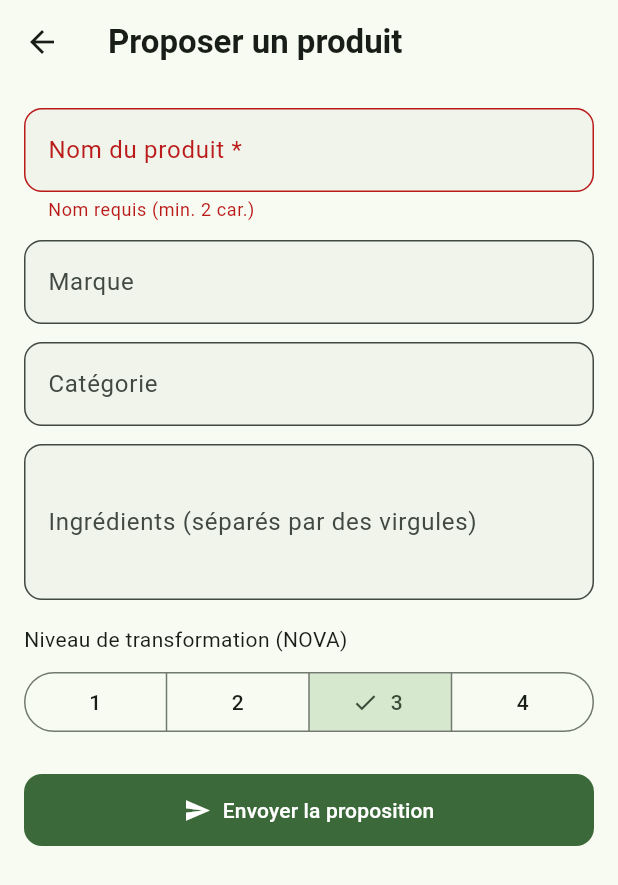
After one commit to dmayssa220-cpu/product-scanner, a Flutter app: the SubmissionFormView screen opened directly, after a tap on "Envoyer la proposition", on a phone screen of 412 x 824 dp. The commit adds this screen. Shown: the top 885 px of the screen. Run offline on Flutter 3.47's test engine with Material 3 defaults, Android fonts, the phone set to English and light mode, and no system bars; our stand-ins replace go_router, image_picker, material_ui, shared_preferences; missing offline and left inert: mobile_scanner; accounts and stored records are empty; network calls fail.

Commit message:
feat(mobile): formulaire de contribution et écran admin de modération

```diff
--- a/mobile/lib/core/router.dart
+++ b/mobile/lib/core/router.dart
@@ -1,6 +1,7 @@
 import 'package:go_router/go_router.dart';
 import '../data/models/product.dart';
 import '../data/repositories/auth_repository.dart';
+import '../data/ui/submissions/admin_view.dart';
 import '../data/ui/auth/auth_view.dart';
 import '../data/ui/favorites/favorites_view.dart';
 import '../data/ui/home/home_view.dart';
@@ -25,6 +26,10 @@ GoRouter buildRouter(AuthRepository authRepo) {
     routes: [
       GoRoute(path: '/auth', builder: (context, state) => const AuthView()),
       GoRoute(path: '/', builder: (context, state) => const HomeView()),
+      GoRoute(
+        path: '/admin/submissions',
+        builder: (_, __) => const SubmissionsAdminView(),
+      ),
       GoRoute(path: '/scan', builder: (context, state) => const ScanView()),
       GoRoute(path: '/search', builder: (context, state) => const SearchView()),
       GoRoute(path: '/favorites', builder: (_, __) => const FavoritesView()),
--- a/mobile/lib/data/repositories/auth_repository.dart
+++ b/mobile/lib/data/repositories/auth_repository.dart
@@ -20,5 +20,10 @@ class AuthRepository {
 
   Future<bool> isAuthenticated() async => (await _storage.readToken()) != null;
 
+  Future<bool> isAdmin() async {
+    final profile = await _api.get('/auth/me', auth: true);
+    return profile['is_admin'] as bool;
+  }
+
   Future<String?> currentEmail() => _storage.readEmail();
 }
--- /dev/null
+++ b/mobile/lib/data/repositories/submissions_repository.dart
@@ -0,0 +1,62 @@
+import '../services/api_client.dart';
+
+class Submission {
+  Submission({required this.id, required this.name, required this.status, this.rejectionReason, required this.createdAt});
+  final String id;
+  final String name;
+  final String status;
+  final String? rejectionReason;
+  final DateTime createdAt;
+
+  factory Submission.fromJson(Map<String, dynamic> json) => Submission(
+        id: json['id'] as String,
+        name: json['name'] as String,
+        status: json['status'] as String,
+        rejectionReason: json['rejection_reason'] as String?,
+        createdAt: DateTime.parse(json['created_at'] as String),
+      );
+}
+
+class SubmissionsRepository {
+  SubmissionsRepository(this._api);
+  final ApiClient _api;
+
+  Future<String> submit({
+    String? barcode,
+    required String name,
+    String? brand,
+    String? category,
+    List<Map<String, dynamic>> ingredients = const [],
+    Map<String, dynamic> nutritionFacts = const {},
+    int? processingLevel,
+  }) async {
+    final data = await _api.post('/submissions', {
+      'barcode': barcode,
+      'name': name,
+      'brand': brand,
+      'category': category,
+      'ingredients': ingredients,
+      'nutrition_facts': nutritionFacts,
+      'processing_level': processingLevel,
+    }, auth: true);
+    return data['id'] as String;
+  }
+
+  Future<List<Submission>> mine() async {
+    final data = await _api.getList('/submissions/mine', auth: true);
+    return data.map((e) => Submission.fromJson(e as Map<String, dynamic>)).toList();
+  }
+
+  Future<List<Map<String, dynamic>>> pendingAdmin() async {
+    final data = await _api.getList('/submissions/admin/pending', auth: true);
+    return data.cast<Map<String, dynamic>>();
+  }
+
+  Future<void> approve(String id) async {
+    await _api.post('/submissions/admin/$id/approve', {}, auth: true);
+  }
+
+  Future<void> reject(String id, String reason) async {
+    await _api.post('/submissions/admin/$id/reject?reason=$reason', {}, auth: true);
+  }
+}
--- a/mobile/lib/data/ui/scan/photo_scan_view.dart
+++ b/mobile/lib/data/ui/scan/photo_scan_view.dart
@@ -18,6 +18,7 @@ class _PhotoScanViewState extends State<PhotoScanView> {
   bool _loading = false;
   String? _error;
   String? _matchedProductId;
+  String? _lastBarcode;
 
   Future<void> _pick(ImageSource source) async {
     final picked = await _picker.pickImage(source: source, imageQuality: 85);
@@ -65,6 +66,11 @@ class _PhotoScanViewState extends State<PhotoScanView> {
               padding: const EdgeInsets.all(16),
               child: Text(_error!, style: const TextStyle(color: Colors.red)),
             ),
+            TextButton.icon(
+           onPressed: () => context.push('/submissions/new', extra: _lastBarcode),
+           icon: const Icon(Icons.add),
+           label: const Text('Proposer ce produit'),
+),
           if (_matchedProductId != null)
             Padding(
               padding: const EdgeInsets.all(16),
--- a/mobile/lib/data/ui/scan/scan_view.dart
+++ b/mobile/lib/data/ui/scan/scan_view.dart
@@ -12,4 +12,4 @@ class ScanView extends StatelessWidget {
       ),
     );
   }
-}
+  }
--- /dev/null
+++ b/mobile/lib/data/ui/submissions/submission_form_view.dart
@@ -0,0 +1,137 @@
+import 'package:flutter/material.dart';
+import 'package:provider/provider.dart';
+import '../../data/repositories/submissions_repository.dart';
+
+class SubmissionFormView extends StatefulWidget {
+  const SubmissionFormView({super.key, this.barcode});
+  final String? barcode;
+
+  @override
+  State<SubmissionFormView> createState() => _SubmissionFormViewState();
+}
+
+class _SubmissionFormViewState extends State<SubmissionFormView> {
+  final _formKey = GlobalKey<FormState>();
+  final _nameCtrl = TextEditingController();
+  final _brandCtrl = TextEditingController();
+  final _categoryCtrl = TextEditingController();
+  final _ingredientsCtrl = TextEditingController();
+  int _processingLevel = 3;
+  bool _loading = false;
+
+  @override
+  void dispose() {
+    _nameCtrl.dispose();
+    _brandCtrl.dispose();
+    _categoryCtrl.dispose();
+    _ingredientsCtrl.dispose();
+    super.dispose();
+  }
+
+  Future<void> _submit() async {
+    if (!_formKey.currentState!.validate()) return;
+    setState(() => _loading = true);
+    try {
+      final ingredients = _ingredientsCtrl.text
+          .split(',')
+          .map((s) => s.trim())
+          .where((s) => s.isNotEmpty)
+          .map((s) => <String, dynamic>{'name': s, 'risk': 'low'})
+          .toList();
+      await context.read<SubmissionsRepository>().submit(
+            barcode: widget.barcode,
+            name: _nameCtrl.text.trim(),
+            brand: _brandCtrl.text.trim().isEmpty ? null : _brandCtrl.text.trim(),
+            category: _categoryCtrl.text.trim().isEmpty ? null : _categoryCtrl.text.trim(),
+            ingredients: ingredients,
+            processingLevel: _processingLevel,
+          );
+      if (mounted) {
+        ScaffoldMessenger.of(context).showSnackBar(
+          const SnackBar(content: Text('Soumission envoyée. En attente de validation.')),
+        );
+        Navigator.pop(context);
+      }
+    } catch (e) {
+      if (mounted) {
+        ScaffoldMessenger.of(context).showSnackBar(
+          SnackBar(content: Text('Erreur : $e')),
+        );
+      }
+    } finally {
+      if (mounted) setState(() => _loading = false);
+    }
+  }
+
+  @override
+  Widget build(BuildContext context) {
+    return Scaffold(
+      appBar: AppBar(title: const Text('Proposer un produit')),
+      body: Form(
+        key: _formKey,
+        child: ListView(
+          padding: const EdgeInsets.all(16),
+          children: [
+            if (widget.barcode != null) ...[
+              Card(
+                color: Theme.of(context).colorScheme.primaryContainer,
+                child: ListTile(
+                  leading: const Icon(Icons.qr_code),
+                  title: Text('Code-barres : ${widget.barcode}'),
+                ),
+              ),
+              const SizedBox(height: 16),
+            ],
+            TextFormField(
+              controller: _nameCtrl,
+              decoration: const InputDecoration(labelText: 'Nom du produit *'),
+              validator: (v) => (v == null || v.trim().length < 2) ? 'Nom requis (min. 2 car.)' : null,
+            ),
+            const SizedBox(height: 12),
+            TextFormField(
+              controller: _brandCtrl,
+              decoration: const InputDecoration(labelText: 'Marque'),
+            ),
+            const SizedBox(height: 12),
+            TextFormField(
+              controller: _categoryCtrl,
+              decoration: const InputDecoration(labelText: 'Catégorie'),
+            ),
+            const SizedBox(height: 12),
+            TextFormField(
+              controller: _ingredientsCtrl,
+              decoration: const InputDecoration(
+                labelText: 'Ingrédients (séparés par des virgules)',
+                hintText: 'farine, sucre, huile',
+              ),
+              maxLines: 3,
+            ),
+            const SizedBox(height: 16),
+            const Text('Niveau de transformation (NOVA)'),
+            const SizedBox(height: 8),
+            SegmentedButton<int>(
+              segments: const [
+                ButtonSegment(value: 1, label: Text('1')),
+                ButtonSegment(value: 2, label: Text('2')),
+                ButtonSegment(value: 3, label: Text('3')),
+                ButtonSegment(value: 4, label: Text('4')),
+              ],
+              selected: {_processingLevel},
+              onSelectionChanged: (s) => setState(() => _processingLevel = s.first),
+            ),
+            const SizedBox(height: 24),
+            FilledButton.icon(
+              onPressed: _loading ? null : _submit,
+              icon: _loading
+                  ? const SizedBox(
+                      width: 18, height: 18,
+                      child: CircularProgressIndicator(strokeWidth: 2, color: Colors.white))
+                  : const Icon(Icons.send),
+              label: const Text('Envoyer la proposition'),
+            ),
+          ],
+        ),
+      ),
+    );
+  }
+}
--- a/mobile/lib/main.dart
+++ b/mobile/lib/main.dart
@@ -7,6 +7,7 @@ import 'data/repositories/history_repository.dart';
 import 'data/repositories/identify_repository.dart';
 import 'data/repositories/preferences_repository.dart';
 import 'data/repositories/product_repository.dart';
+import 'data/repositories/submissions_repository.dart';
 import 'data/services/api_client.dart';
 import 'data/services/token_storage.dart';
 import 'data/ui/auth/auth_viewmodel.dart';
@@ -43,6 +44,9 @@ class ProductScannerApp extends StatelessWidget {
         ProxyProvider<ApiClient, PreferencesRepository>(
           update: (_, api, __) => PreferencesRepository(api),
         ),
+        ProxyProvider<ApiClient, SubmissionsRepository>(
+          update: (_, api, __) => SubmissionsRepository(api),
+        ),
         Provider<IdentifyRepository>(
           create: (ctx) =>
               IdentifyRepository(storage: ctx.read<TokenStorage>()),
```
Also changed, not shown: mobile/lib/data/ui/home/home_view.dart (+32 -1 lines), mobile/lib/data/ui/submissions/admin_view.dart (added, +80 -0 lines).
